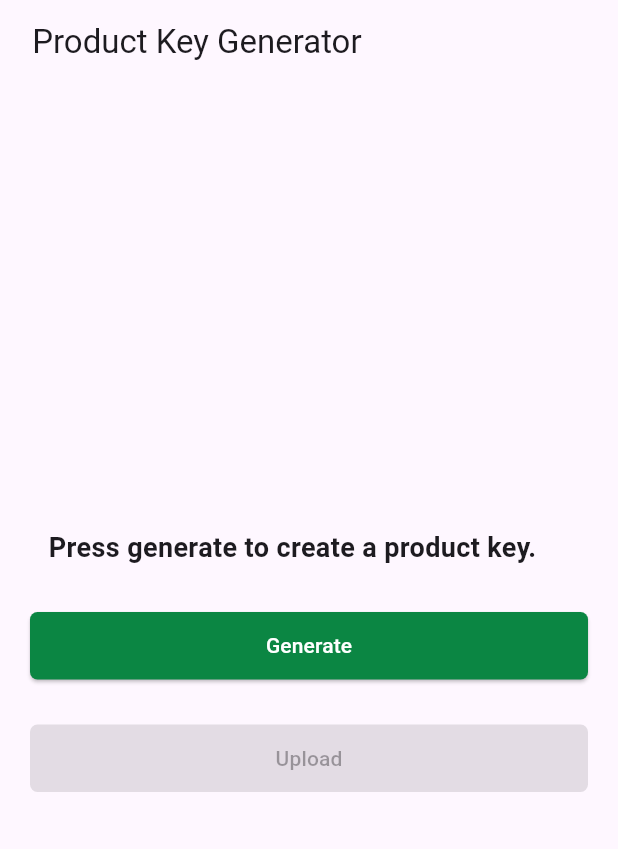
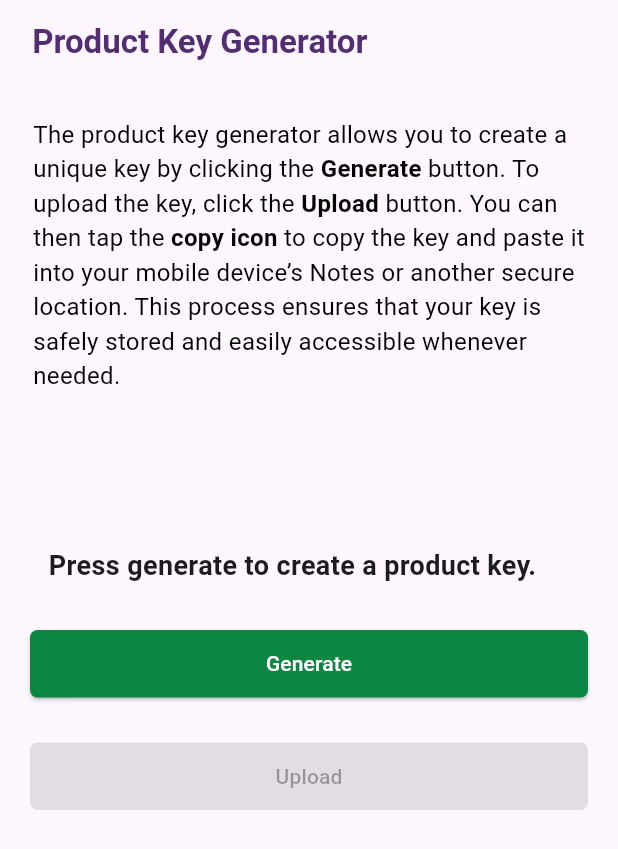
Before and after one commit to pujan336/product-key-generator, a Flutter app: the ProductKey screen opened directly, on a phone screen of 412 x 824 dp. Shown: the top 849 px of the screen. Run offline on Flutter 3.47's test engine with Material 3 defaults, Android fonts, the phone set to English and light mode, and no system bars; our stand-ins replace loading_animation_widget, shared_preferences; accounts and stored records are empty.

Commit message:
adding text in the productkey

```diff
--- a/lib/const/url/base_const.dart
+++ b/lib/const/url/base_const.dart
@@ -1 +1,2 @@
-const baseUrl = "https://accessgudid.nlm.nih.gov/api/v3/devices/lookup.json";
+const baseUrl =
+    "http://no-mole-api-env.eba-9syzkgbp.us-east-1.elasticbeanstalk.com";
--- a/lib/main.dart
+++ b/lib/main.dart
@@ -1,4 +1,5 @@
 import 'package:flutter/material.dart';
+import 'package:nutrace_product_key_generator/screens/auth/product_key.dart';
 import 'splashscreen/splash_screen.dart';
 import 'provider/auth/loading.dart';
 import 'provider/auth/login_provider.dart';
@@ -31,7 +32,7 @@ class MyApp extends StatelessWidget {
       theme: ThemeData(
         colorScheme: ColorScheme.fromSeed(seedColor: Colors.deepPurple),
       ),
-      home: SplashScreen(),
+      home: ProductKey(),
     );
   }
 }
--- a/lib/provider/auth/login_provider.dart
+++ b/lib/provider/auth/login_provider.dart
@@ -2,6 +2,7 @@ import 'dart:convert';
 
 import 'package:flutter/material.dart';
 import 'package:http/http.dart' as http;
+import 'package:nutrace_product_key_generator/const/url/base_const.dart';
 import 'package:shared_preferences/shared_preferences.dart';
 
 import '../../screens/auth/product_key.dart';
@@ -75,7 +76,7 @@ class LoginProvider extends ChangeNotifier {
       notifyListeners();
 
       final url = Uri.parse(
-        'http://no-mole-api-env.eba-9syzkgbp.us-east-1.elasticbeanstalk.com/api/auth/login',
+        '$baseUrl/api/auth/login',
       );
 
       try {
--- a/lib/screens/auth/product_key.dart
+++ b/lib/screens/auth/product_key.dart
@@ -1,6 +1,5 @@
 import 'dart:math';
 import 'package:flutter/material.dart';
-import 'package:flutter/services.dart';
 import 'package:loading_animation_widget/loading_animation_widget.dart';
 import '../../provider/auth/upload_provider.dart';
 import 'package:provider/provider.dart';
@@ -26,11 +25,53 @@ class _GenerateKeyState extends State<ProductKey> {
   @override
   Widget build(BuildContext context) {
     return Scaffold(
-      appBar: AppBar(title: Text(' Product Key Generator')),
+      appBar: AppBar(
+        title: Text(
+          ' Product Key Generator',
+          style:
+              TextStyle(fontWeight: FontWeight.bold, color: Color(0xFF532D71)),
+        ),
+      ),
       body: Center(
         child: Column(
-          mainAxisAlignment: MainAxisAlignment.center,
           children: [
+            Container(
+                margin: EdgeInsets.all(22),
+                child: Column(
+                  children: [
+                    Text.rich(
+                      TextSpan(
+                        style: TextStyle(fontSize: 16, color: Colors.black),
+                        children: [
+                          TextSpan(
+                              text:
+                                  'The product key generator allows you to create a unique key by clicking the '),
+                          TextSpan(
+                            text: 'Generate',
+                            style: TextStyle(fontWeight: FontWeight.bold),
+                          ),
+                          TextSpan(
+                              text: ' button. To upload the key, click the '),
+                          TextSpan(
+                            text: 'Upload',
+                            style: TextStyle(fontWeight: FontWeight.bold),
+                          ),
+                          TextSpan(text: ' button. You can then tap the '),
+                          TextSpan(
+                            text: 'copy icon',
+                            style: TextStyle(fontWeight: FontWeight.bold),
+                          ),
+                          TextSpan(
+                              text:
+                                  ' to copy the key and paste it into your mobile device’s Notes or another secure location. This process ensures that your key is safely stored and easily accessible whenever needed.'),
+                        ],
+                      ),
+                    )
+                  ],
+                )),
+            SizedBox(
+              height: 80,
+            ),
             Consumer<UploadProvider>(builder: (context, uploadProvider, _) {
               return Row(
                 mainAxisAlignment: MainAxisAlignment.center,
@@ -43,23 +84,15 @@ class _GenerateKeyState extends State<ProductKey> {
                   SizedBox(width: 22),
                   uploadProvider.generatedKey == null
                       ? SizedBox()
-                      : InkWell(
-                          onTap: () {
-                            Clipboard.setData(ClipboardData(
-                                text: uploadProvider.generatedKey!));
-                            ScaffoldMessenger.of(context).showSnackBar(
-                              SnackBar(
-                                content: Text('Product key is copied.'),
-                                backgroundColor: Colors.purple,
-                              ),
-                            );
+                      : IconButton(
+                          onPressed: () {
+                            uploadProvider.copyKey(context);
                           },
-                          child: Icon(
+                          icon: Icon(
                             Icons.copy,
-                            size: 24.0,
-                            color: const Color.fromARGB(255, 187, 33, 243),
+                            color: Color(0xFF532D71),
                           ),
-                        ),
+                        )
                 ],
               );
             }),
@@ -111,9 +144,10 @@ class _GenerateKeyState extends State<ProductKey> {
                               borderRadius: BorderRadius.circular(5),
                             ),
                           ),
-                          child: uploadProvider.load
+                          child: uploadProvider.loading
                               ? LoadingAnimationWidget.waveDots(
-                                  color: const Color(0xffffffff),
+                                  color:
+                                      const Color.fromARGB(255, 202, 187, 187),
                                   size: 33,
                                 )
                               : Text('Upload'),
```
Also changed, not shown: lib/provider/auth/upload_provider.dart (+16 -19 lines), pubspec.lock.
